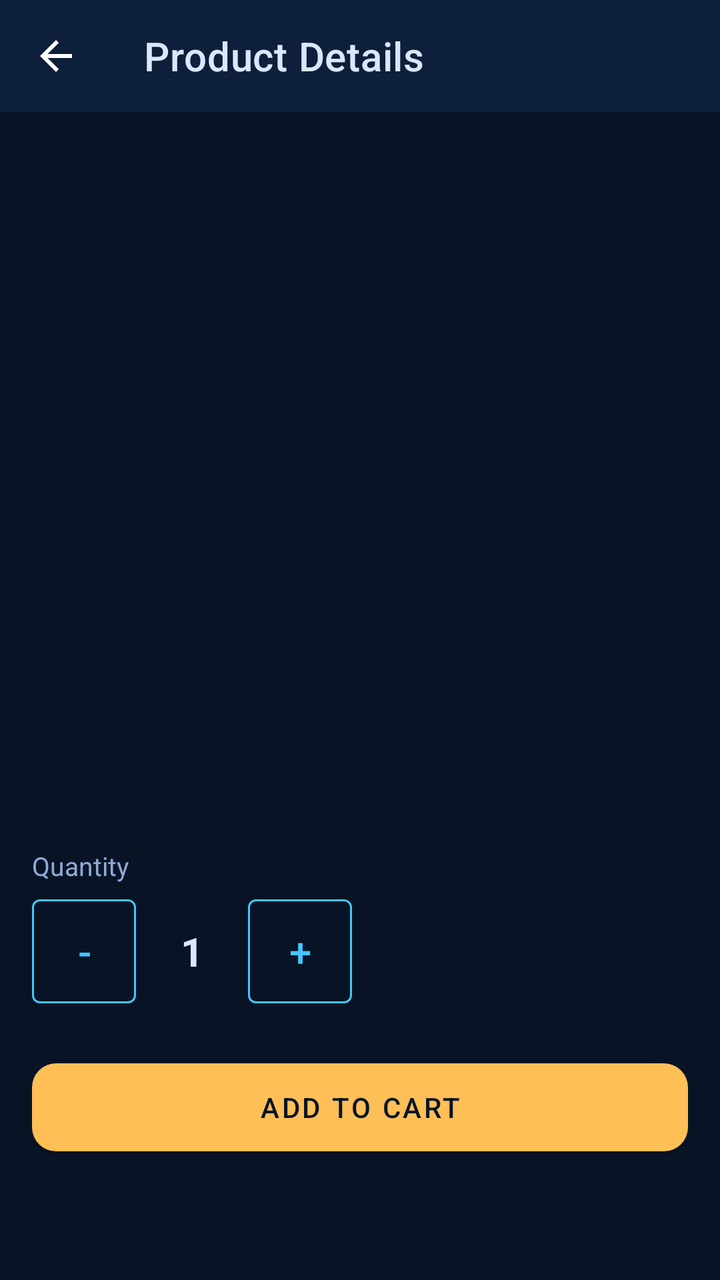
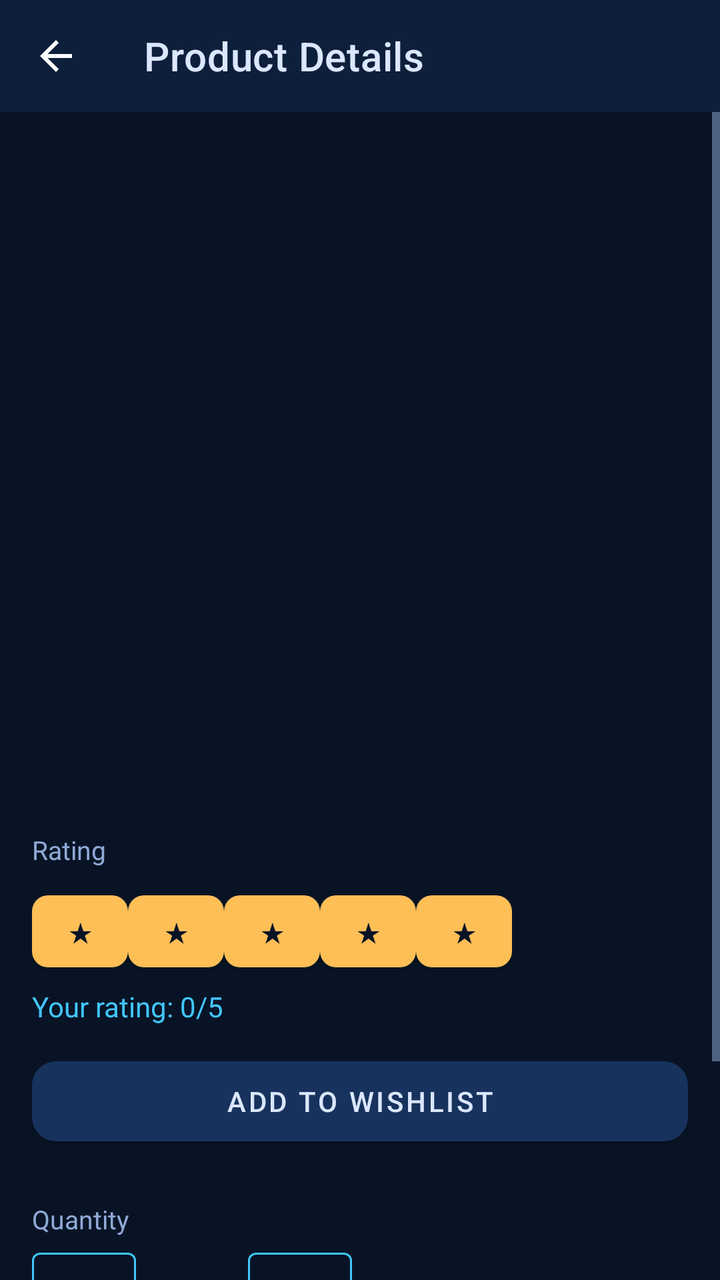

Before-and-after screenshots of an Android layout around one commit, followed by the original layout XML and the change that was made.
<!-- AndroidManifest.xml: application theme Theme.Lebyy -->
<!-- res/layout/activity_product_detail.xml -->
<?xml version="1.0" encoding="utf-8"?>
<LinearLayout xmlns:android="http://schemas.android.com/apk/res/android"
    xmlns:app="http://schemas.android.com/apk/res-auto"
    android:layout_width="match_parent"
    android:layout_height="match_parent"
    android:background="@color/lebyy_bg"
    android:orientation="vertical">

    <com.google.android.material.appbar.MaterialToolbar
        android:id="@+id/toolbar"
        android:layout_width="match_parent"
        android:layout_height="?attr/actionBarSize"
        android:background="@color/lebyy_bg_2"
        android:theme="@style/ThemeOverlay.MaterialComponents.Dark.ActionBar"
        app:navigationIcon="?attr/homeAsUpIndicator"
        app:title="Product Details"
        app:titleTextColor="@color/lebyy_text" />

    <ScrollView
        android:layout_width="match_parent"
        android:layout_height="0dp"
        android:layout_weight="1"
        android:fillViewport="true">

        <LinearLayout
            android:layout_width="match_parent"
            android:layout_height="wrap_content"
            android:orientation="vertical"
            android:padding="16dp">

            <ImageView
                android:id="@+id/detailImage"
                android:layout_width="match_parent"
                android:layout_height="220dp"
                android:contentDescription="test-ProductImage"
                android:scaleType="centerCrop" />

            <TextView
                android:id="@+id/detailName"
                android:layout_width="match_parent"
                android:layout_height="wrap_content"
                android:layout_marginTop="16dp"
                android:contentDescription="test-ProductName"
                android:textColor="@color/lebyy_text"
                android:textSize="22sp"
                android:textStyle="bold" />

            <TextView
                android:id="@+id/detailPrice"
                android:layout_width="match_parent"
                android:layout_height="wrap_content"
                android:layout_marginTop="6dp"
                android:contentDescription="test-ProductPrice"
                android:textColor="@color/lebyy_accent"
                android:textSize="18sp" />

            <TextView
                android:id="@+id/detailDesc"
                android:layout_width="match_parent"
                android:layout_height="wrap_content"
                android:layout_marginTop="12dp"
                android:contentDescription="test-ProductDesc"
                android:textColor="@color/lebyy_muted"
                android:textSize="15sp" />

            <TextView
                android:layout_width="wrap_content"
                android:layout_height="wrap_content"
                android:layout_marginTop="24dp"
                android:text="Quantity"
                android:textColor="@color/lebyy_muted"
                android:textSize="13sp" />

            <LinearLayout
                android:layout_width="wrap_content"
                android:layout_height="wrap_content"
                android:layout_marginTop="8dp"
                android:gravity="center_vertical"
                android:orientation="horizontal">

                <com.google.android.material.button.MaterialButton
                    android:id="@+id/buttonQtyMinus"
                    style="@style/Widget.MaterialComponents.Button.OutlinedButton"
                    android:layout_width="52dp"
                    android:layout_height="52dp"
                    android:contentDescription="test-QtyMinus"
                    android:insetTop="0dp"
                    android:insetBottom="0dp"
                    android:text="-"
                    android:textColor="@color/lebyy_primary"
                    android:textSize="20sp"
                    app:strokeColor="@color/lebyy_primary" />

                <TextView
                    android:id="@+id/qtyValue"
                    android:layout_width="56dp"
                    android:layout_height="wrap_content"
                    android:contentDescription="test-QtyValue"
                    android:gravity="center"
                    android:text="1"
                    android:textColor="@color/lebyy_text"
                    android:textSize="20sp"
                    android:textStyle="bold" />

                <com.google.android.material.button.MaterialButton
                    android:id="@+id/buttonQtyPlus"
                    style="@style/Widget.MaterialComponents.Button.OutlinedButton"
                    android:layout_width="52dp"
                    android:layout_height="52dp"
                    android:contentDescription="test-QtyPlus"
                    android:insetTop="0dp"
                    android:insetBottom="0dp"
                    android:text="+"
                    android:textColor="@color/lebyy_primary"
                    android:textSize="20sp"
                    app:strokeColor="@color/lebyy_primary" />
            </LinearLayout>

            <com.google.android.material.button.MaterialButton
                android:id="@+id/buttonAddToCart"
                android:layout_width="match_parent"
                android:layout_height="56dp"
                android:layout_marginTop="24dp"
                android:contentDescription="test-ADD TO CART"
                android:text="@string/add_to_cart"
                android:textAllCaps="true"
                android:textColor="@color/lebyy_bg"
                app:backgroundTint="@color/lebyy_accent"
                app:cornerRadius="12dp" />
        </LinearLayout>
    </ScrollView>
</LinearLayout>
<!-- resources referenced by this layout -->
<resources>
  <color name="lebyy_accent">#FFBF57</color>
  <color name="lebyy_bg">#081426</color>
  <color name="lebyy_bg_2">#0D1F3A</color>
  <color name="lebyy_muted">#90AAD6</color>
  <color name="lebyy_primary">#42C6FF</color>
  <color name="lebyy_text">#DBE7FF</color>
  <string name="add_to_cart">ADD TO CART</string>
  <style name="Theme.Lebyy" parent="Theme.MaterialComponents.DayNight.NoActionBar">
          <item name="colorPrimary">@color/lebyy_primary</item>
          <item name="colorPrimaryVariant">@color/lebyy_bg_2</item>
          <item name="colorSecondary">@color/lebyy_accent</item>
          <item name="colorOnPrimary">@color/lebyy_bg</item>
          <item name="colorOnSecondary">@color/lebyy_bg</item>
          <item name="android:statusBarColor">@color/lebyy_bg</item>
          <item name="android:navigationBarColor">@color/lebyy_bg</item>
          <item name="android:windowBackground">@color/lebyy_bg</item>
          <item name="android:textColorPrimary">@color/lebyy_text</item>
          <item name="android:textColorSecondary">@color/lebyy_muted</item>
          <item name="colorControlNormal">@color/lebyy_muted</item>
          <item name="colorControlActivated">@color/lebyy_primary</item>
          <item name="materialButtonStyle">@style/Widget.Lebyy.Button</item>
          <item name="materialAlertDialogTheme">@style/ThemeOverlay.Lebyy.Dialog</item>
          <item name="alertDialogTheme">@style/ThemeOverlay.Lebyy.Dialog</item>
      </style>
  <style name="Widget.Lebyy.Button" parent="Widget.MaterialComponents.Button">
          <item name="backgroundTint">@color/lebyy_accent</item>
          <item name="android:textColor">@color/lebyy_bg</item>
          <item name="cornerRadius">12dp</item>
      </style>
  <style name="ThemeOverlay.Lebyy.Dialog" parent="ThemeOverlay.MaterialComponents.MaterialAlertDialog">
          <item name="colorPrimary">@color/lebyy_primary</item>
          <item name="colorSurface">@color/white</item>
          <item name="colorOnSurface">#0F2144</item>
          <item name="android:background">@color/white</item>
          <item name="materialAlertDialogTitleTextStyle">@style/Lebyy.Dialog.Title</item>
          <item name="materialAlertDialogBodyTextStyle">@style/Lebyy.Dialog.Body</item>
          <item name="buttonBarPositiveButtonStyle">@style/Lebyy.Dialog.Button</item>
          <item name="buttonBarNegativeButtonStyle">@style/Lebyy.Dialog.Button</item>
      </style>
  <color name="white">#FFFFFF</color>
  <style name="Lebyy.Dialog.Title" parent="MaterialAlertDialog.MaterialComponents.Title.Text">
          <item name="android:textColor">#0F2144</item>
          <item name="android:textSize">18sp</item>
          <item name="android:textStyle">bold</item>
      </style>
  <style name="Lebyy.Dialog.Body" parent="MaterialAlertDialog.MaterialComponents.Body.Text">
          <item name="android:textColor">#1F3A5F</item>
          <item name="android:textSize">15sp</item>
      </style>
  <style name="Lebyy.Dialog.Button" parent="Widget.MaterialComponents.Button.TextButton.Dialog">
          <item name="android:textColor">@color/lebyy_primary_2</item>
          <item name="android:textStyle">bold</item>
      </style>
  <color name="lebyy_primary_2">#6E8BFF</color>
</resources>

<!-- the commit's change to res/layout/activity_product_detail.xml (unified diff, before → after) -->
@@ -66,6 +66,48 @@
             <TextView
                 android:layout_width="wrap_content"
                 android:layout_height="wrap_content"
+                android:layout_marginTop="16dp"
+                android:text="Rating"
+                android:textColor="@color/lebyy_muted"
+                android:textSize="13sp" />
+
+            <LinearLayout
+                android:id="@+id/ratingBar"
+                android:layout_width="match_parent"
+                android:layout_height="wrap_content"
+                android:contentDescription="test-RatingBar"
+                android:orientation="horizontal"
+                android:layout_marginTop="8dp">
+                <com.google.android.material.button.MaterialButton android:id="@+id/rating1" android:layout_width="48dp" android:layout_height="48dp" android:contentDescription="test-Rating-1" android:text="★" app:cornerRadius="8dp"/>
+                <com.google.android.material.button.MaterialButton android:id="@+id/rating2" android:layout_width="48dp" android:layout_height="48dp" android:contentDescription="test-Rating-2" android:text="★" app:cornerRadius="8dp"/>
+                <com.google.android.material.button.MaterialButton android:id="@+id/rating3" android:layout_width="48dp" android:layout_height="48dp" android:contentDescription="test-Rating-3" android:text="★" app:cornerRadius="8dp"/>
+                <com.google.android.material.button.MaterialButton android:id="@+id/rating4" android:layout_width="48dp" android:layout_height="48dp" android:contentDescription="test-Rating-4" android:text="★" app:cornerRadius="8dp"/>
+                <com.google.android.material.button.MaterialButton android:id="@+id/rating5" android:layout_width="48dp" android:layout_height="48dp" android:contentDescription="test-Rating-5" android:text="★" app:cornerRadius="8dp"/>
+            </LinearLayout>
+
+            <TextView
+                android:id="@+id/ratingValue"
+                android:layout_width="match_parent"
+                android:layout_height="wrap_content"
+                android:contentDescription="test-RatingValue"
+                android:text="Your rating: 0/5"
+                android:textColor="@color/lebyy_primary"
+                android:layout_marginTop="4dp"/>
+
+            <com.google.android.material.button.MaterialButton
+                android:id="@+id/buttonWishlist"
+                android:layout_width="match_parent"
+                android:layout_height="52dp"
+                android:layout_marginTop="12dp"
+                android:contentDescription="test-ADD TO WISHLIST"
+                android:text="ADD TO WISHLIST"
+                android:textColor="@color/lebyy_text"
+                app:backgroundTint="@color/lebyy_surface_2"
+                app:cornerRadius="12dp" />
+
+            <TextView
+                android:layout_width="wrap_content"
+                android:layout_height="wrap_content"
                 android:layout_marginTop="24dp"
                 android:text="Quantity"
                 android:textColor="@color/lebyy_muted"
<!-- resource entries referenced after the edit -->
@@ -5,6 +5,7 @@
   <color name="lebyy_bg_2">#0D1F3A</color>
   <color name="lebyy_muted">#90AAD6</color>
   <color name="lebyy_primary">#42C6FF</color>
+  <color name="lebyy_surface_2">#17335D</color>
   <color name="lebyy_text">#DBE7FF</color>
   <string name="add_to_cart">ADD TO CART</string>
   <style name="Theme.Lebyy" parent="Theme.MaterialComponents.DayNight.NoActionBar">
